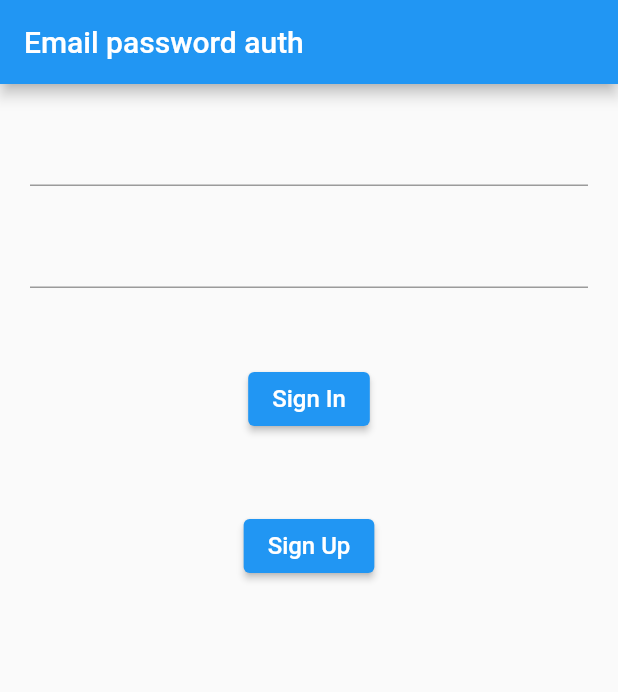
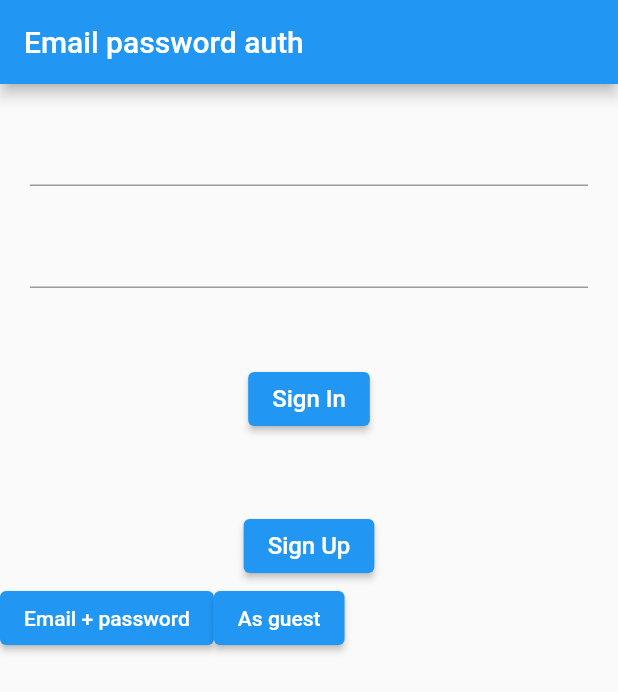
Before and after one commit to kofesst-college/flutter-firebase-auth, a Flutter app: the screen it shows after launch, on a phone screen of 412 x 824 dp. Shown: the top 692 px of the screen. Run offline on Flutter 3.47's test engine with Material 2 defaults, Android fonts, the phone set to English and light mode, and no system bars; our stand-ins replace firebase_auth, firebase_core; accounts and stored records are empty.

```diff
--- a/lib/main.dart
+++ b/lib/main.dart
@@ -2,17 +2,20 @@ import 'package:firebase_core/firebase_core.dart';
 import 'package:flutter/material.dart';
 import 'package:flutter_firebase_auth/firebase_options.dart';
 import 'package:flutter_firebase_auth/screens/email_password_auth_screen.dart';
+import 'package:flutter_firebase_auth/screens/guest_auth_screen.dart';
 
 void main() async {
   WidgetsFlutterBinding.ensureInitialized();
   await Firebase.initializeApp(
     options: DefaultFirebaseOptions.currentPlatform,
   );
-  runApp(const MyApp());
+  runApp(MyApp());
 }
 
 class MyApp extends StatelessWidget {
-  const MyApp({super.key});
+  MyApp({super.key});
+
+  final GlobalKey<NavigatorState> _navigator = GlobalKey<NavigatorState>();
 
   @override
   Widget build(BuildContext context) {
@@ -22,8 +25,45 @@ class MyApp extends StatelessWidget {
       theme: ThemeData(
         primarySwatch: Colors.blue,
       ),
+      navigatorKey: _navigator,
+      builder: (ctx, navigator) {
+        return Overlay(
+          initialEntries: [
+            OverlayEntry(
+              builder: (c) {
+                return SafeArea(child: navigator!);
+              },
+            ),
+            OverlayEntry(
+              builder: (c) {
+                return Row(
+                  children: [
+                    ElevatedButton(
+                      onPressed: () {
+                        _navigator.currentState!.pushReplacementNamed(
+                          "/auth/email-password",
+                        );
+                      },
+                      child: const Text('Email + password'),
+                    ),
+                    ElevatedButton(
+                      onPressed: () {
+                        _navigator.currentState!.pushReplacementNamed(
+                          "/auth/guest",
+                        );
+                      },
+                      child: const Text('As guest'),
+                    ),
+                  ],
+                );
+              },
+            ),
+          ],
+        );
+      },
       routes: {
-        "/auth/email-password": (ctx) => EmailPasswordAuthScreen()
+        "/auth/email-password": (ctx) => EmailPasswordAuthScreen(),
+        "/auth/guest": (ctx) => GuestAuthScreen(),
       },
       initialRoute: "/auth/email-password",
     );
```
Also changed, not shown: lib/screens/guest_auth_screen.dart (added, +77 -0 lines), 1 other file.
